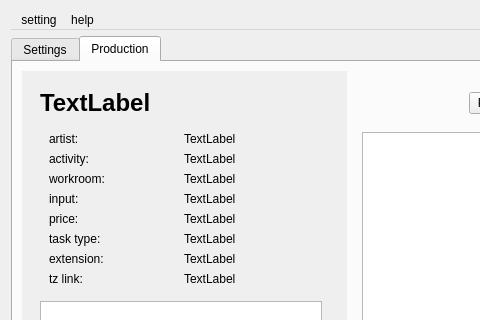
Qt form ui/lineyka_manager.ui (volodya-renderberg/lineyka) before a commit; both pictures show x 0 to 480 and y 0 to 320 of the 1304 by 832 pixel window.
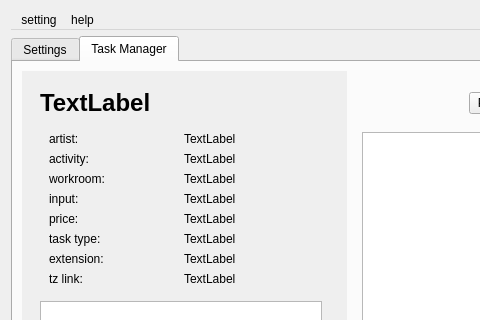
The same form after that commit.

Commit message: переименована вкладка Production в task Manager, Task Manager - поиск и фильтр по имени не чувствительны к регистру

```diff
--- a/ui/lineyka_manager.ui
+++ b/ui/lineyka_manager.ui
@@ -393,7 +393,7 @@
      </widget>
      <widget class="QWidget" name="tab_3">
       <attribute name="title">
-       <string>Production</string>
+       <string>Task Manager</string>
       </attribute>
       <layout class="QHBoxLayout" name="horizontalLayout_5">
        <item>
```
The commit also changes 1 other file.
